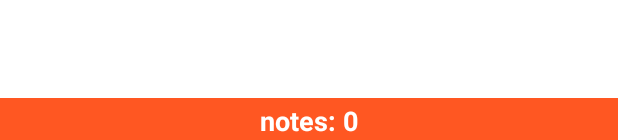
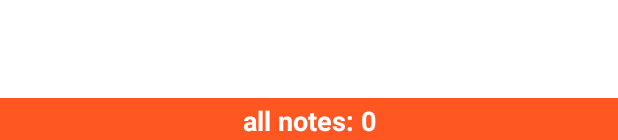
Before and after one commit to Maxdgf/My-Notes, an Android app: the layout activity_main.xml on its own in the app's theme, with its tools: preview values and no code run, on a phone screen of 412 x 824 dp. Shown: the part 1093-1233 px from the top of the screen. Run offline under Robolectric (Android 15) with nearby library versions, the phone set to English and light mode, and no system bars; Roboto replaces fonts that are not available here.

Commit message:
Update activity_main.xml

```diff
--- a/app/src/main/res/layout/activity_main.xml
+++ b/app/src/main/res/layout/activity_main.xml
@@ -102,7 +102,7 @@
             android:layout_width="match_parent"
             android:layout_height="wrap_content"
             android:layout_weight="3"
-            android:text="notes: 0"
+            android:text="all notes: 0"
             android:id="@+id/notesCount"
             android:textSize="18sp"
             android:textStyle="bold"
```
